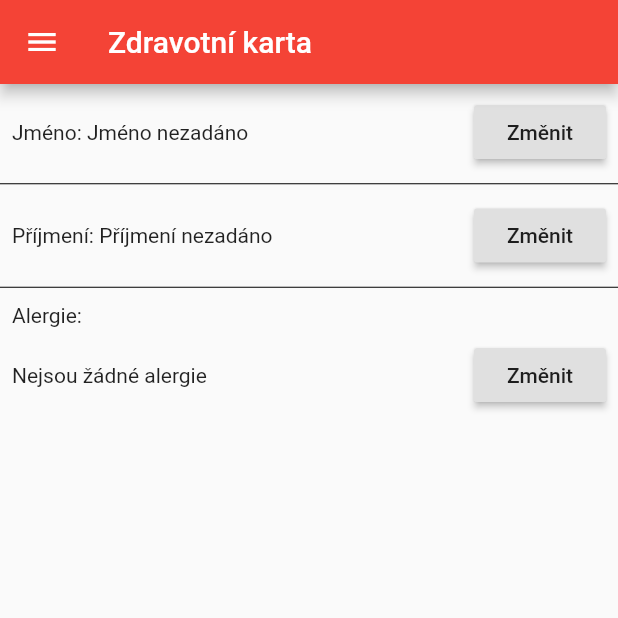
After one commit to strihja1/zachranka, a Flutter app: the screen it shows after launch, in the side drawer, after a tap on "Zdravotní karta", on a phone screen of 412 x 824 dp, the top half of it. The commit adds this screen. Run offline on Flutter 3.47's test engine with Material 2 defaults, Android fonts, the phone set to English and light mode, and no system bars; our stand-ins replace geolocator, google_maps_flutter, shared_preferences; missing offline and left inert: all_sensors, call_number, geocoder; generated files the repository leaves out were written again.

Commit message:
user card

```diff
--- a/lib/main.dart
+++ b/lib/main.dart
@@ -6,6 +6,7 @@ import 'package:zachranka/pages/map_of_drugstores.dart';
 import 'package:zachranka/pages/map_of_hospitals.dart';
 import 'package:zachranka/pages/suffocate.dart';
 import 'package:zachranka/pages/unconcious.dart';
+import 'package:zachranka/pages/user_card.dart';
 
 void main() => runApp(MaterialApp(
       initialRoute: '/',
@@ -17,5 +18,6 @@ void main() => runApp(MaterialApp(
         '/first_aid': (context) => FirstAid(),
         '/unconscious': (context) => Unconsious(),
         '/suffocate': (context) => Suffocate(),
+        '/user_card': (context) => UserCard(),
       },
     ));
--- a/lib/pages/drawer.dart
+++ b/lib/pages/drawer.dart
@@ -40,6 +40,12 @@ class _AppDrawerState extends State<AppDrawer> {
               Navigator.pushReplacementNamed(context, '/first_aid');
             },
           ),
+          ListTile(
+            title: const Text('Zdravotní karta'),
+            onTap: () {
+              Navigator.pushReplacementNamed(context, '/user_card');
+            },
+          ),
         ],
       ),
     );
--- a/lib/pages/home.dart
+++ b/lib/pages/home.dart
@@ -35,13 +35,13 @@ class _HomeState extends State<Home> {
     return position;
   }
 
-
   double _proximity;
   double _userAccelerometerX;
   double _userAccelerometerY;
   double _userAccelerometerZ;
-  List<StreamSubscription<dynamic>> _streamSubscriptions = <StreamSubscription<dynamic>>[];
-
+  List<StreamSubscription<dynamic>> _streamSubscriptions =
+      <StreamSubscription<dynamic>>[];
+  Timer timer;
 
   @override
   void initState() {
@@ -49,11 +49,13 @@ class _HomeState extends State<Home> {
     getPosition();
     initAccelometerState();
     initProximityState();
+    timer = Timer.periodic(Duration(seconds: 1), (Timer t) => getPosition());
   }
 
   @override
   void dispose() {
     super.dispose();
+    timer?.cancel();
     for (StreamSubscription<dynamic> subscription in _streamSubscriptions) {
       subscription.cancel();
     }
@@ -68,7 +70,8 @@ class _HomeState extends State<Home> {
   }
 
   void initAccelometerState() async {
-    _streamSubscriptions.add(userAccelerometerEvents.listen((UserAccelerometerEvent event) {
+    _streamSubscriptions
+        .add(userAccelerometerEvents.listen((UserAccelerometerEvent event) {
       setState(() {
         _userAccelerometerX = event.x;
         _userAccelerometerY = event.y;
@@ -90,9 +93,9 @@ class _HomeState extends State<Home> {
             _userAccelerometerY < -5 ||
             _userAccelerometerZ > 5 ||
             _userAccelerometerZ < -5) {
-          if(calling == false){
-          _initCall();
-          calling = false;
+          if (calling == false) {
+            _initCall();
+            calling = false;
           }
         }
         return RawMaterialButton(
--- /dev/null
+++ b/lib/pages/user_card.dart
@@ -0,0 +1,267 @@
+import 'package:flutter/material.dart';
+import 'package:shared_preferences/shared_preferences.dart';
+import 'package:zachranka/pages/drawer.dart';
+
+class UserCard extends StatefulWidget {
+  @override
+  _UserCardState createState() => _UserCardState();
+}
+
+class _UserCardState extends State<UserCard> {
+  TextEditingController _textFieldControllerName;
+  TextEditingController _textFieldControllerSurname;
+  TextEditingController _textFieldControllerAllergies;
+  String name = "Nezadáno";
+  String surname = "Nezadáno";
+  String allergies = "Nezadáno";
+
+  @override
+  void initState() {
+    super.initState();
+    _textFieldControllerName = TextEditingController();
+    _readName();
+    _textFieldControllerSurname = TextEditingController();
+    _readSurname();
+    _textFieldControllerAllergies = TextEditingController();
+
+    _readAllergies();
+  }
+
+  @override
+  Widget build(BuildContext context) {
+    double c_height = MediaQuery.of(context).size.height * 0.8;
+    return Scaffold(
+      appBar: AppBar(
+        title: const Text('Zdravotní karta'),
+        backgroundColor: Colors.red,
+      ),
+      drawer: AppDrawer(),
+      body: Container(
+        height: c_height,
+        child: Column(children: <Widget>[
+          Row(
+            mainAxisAlignment: MainAxisAlignment.spaceBetween,
+            children: <Widget>[
+              Padding(
+                padding: const EdgeInsets.all(8.0),
+                child: Text("Jméno: $name"),
+              ),
+              Padding(
+                padding: const EdgeInsets.all(8.0),
+                child: RaisedButton(
+                  child: Text('Změnit'),
+                  onPressed: () {
+                    _showDialogNameEdit();
+                  },
+                ),
+              ),
+            ],
+          ),
+          Divider(
+            height: 5,
+            color: Colors.black,
+          ),
+          Row(
+            mainAxisAlignment: MainAxisAlignment.spaceBetween,
+            children: <Widget>[
+              Padding(
+                padding: const EdgeInsets.all(8.0),
+                child: Text("Příjmení: $surname"),
+              ),
+              Padding(
+                padding: const EdgeInsets.all(8.0),
+                child: RaisedButton(
+                  child: Text('Změnit'),
+                  onPressed: () {
+                    _showDialogSurnameEdit();
+                  },
+                ),
+              ),
+            ],
+          ),
+          Divider(
+            height: 5,
+            color: Colors.black,
+          ),
+          Row(
+            children: <Widget>[
+              Padding(
+                  padding: const EdgeInsets.only(top: 8.0, left: 8.0),
+                  child: Text("Alergie:")),
+            ],
+          ),
+          Row(
+            mainAxisAlignment: MainAxisAlignment.spaceBetween,
+            children: <Widget>[
+              Flexible(
+                child: Padding(
+                  padding: const EdgeInsets.symmetric(horizontal: 8.0),
+                  child: Text(allergies),
+                ),
+              ),
+              Padding(
+                padding: const EdgeInsets.all(8.0),
+                child: RaisedButton(
+                  child: Text('Změnit'),
+                  onPressed: () {
+                    _showDialogAllergiesEdit();
+                  },
+                ),
+              ),
+            ],
+          ),
+        ]),
+      ),
+    );
+  }
+
+  void _readName() async {
+    final prefs = await SharedPreferences.getInstance();
+    final key = 'my_name';
+    final value = prefs.getString(key) ?? 'Jméno nezadáno';
+    print(value);
+    setState(() {
+      name = value;
+    });
+  }
+
+  void _saveName(String name) async {
+    final prefs = await SharedPreferences.getInstance();
+    final key = 'my_name';
+    final value = name;
+    await prefs.setString(key, value);
+  }
+
+  Future<dynamic> _showDialogNameEdit() {
+    return showDialog(
+        child: Dialog(
+          child: Column(
+            mainAxisSize: MainAxisSize.min,
+            mainAxisAlignment: MainAxisAlignment.center,
+            children: <Widget>[
+              TextField(
+                decoration: InputDecoration(hintText: "Zadej jméno"),
+                controller: _textFieldControllerName..text = name,
+              ),
+              FlatButton(
+                child: Text("Uložit"),
+                onPressed: () {
+                  _saveName(_textFieldControllerName.text);
+                  setState(() {
+                    name = _textFieldControllerName.text;
+                  });
+                  Navigator.pop(context);
+                },
+              ),
+              FlatButton(
+                child: Text("Zrušit"),
+                onPressed: () {
+                  Navigator.pop(context);
+                },
+              )
+            ],
+          ),
+        ),
+        context: context);
+  }
+
+  void _readSurname() async {
+    final prefs = await SharedPreferences.getInstance();
+    final key = 'my_surname';
+    final value = prefs.getString(key) ?? 'Příjmení nezadáno';
+    print(value);
+    setState(() {
+      surname = value;
+    });
+  }
+
+  void _saveSurname(String surname) async {
+    final prefs = await SharedPreferences.getInstance();
+    final key = 'my_surname';
+    final value = surname;
+    await prefs.setString(key, value);
+  }
+
+  Future<dynamic> _showDialogSurnameEdit() {
+    return showDialog(
+        child: Dialog(
+          child: Column(
+            mainAxisAlignment: MainAxisAlignment.center,
+            mainAxisSize: MainAxisSize.min,
+            children: <Widget>[
+              TextField(
+                decoration: InputDecoration(hintText: "Zadej příjmení"),
+                controller: _textFieldControllerSurname..text = surname,
+              ),
+              FlatButton(
+                child: Text("Uložit"),
+                onPressed: () {
+                  _saveSurname(_textFieldControllerSurname.text);
+                  setState(() {
+                    surname = _textFieldControllerSurname.text;
+                  });
+                  Navigator.pop(context);
+                },
+              ),
+              FlatButton(
+                child: Text("Zrušit"),
+                onPressed: () {
+                  Navigator.pop(context);
+                },
+              )
+            ],
+          ),
+        ),
+        context: context);
+  }
+
+  void _readAllergies() async {
+    final prefs = await SharedPreferences.getInstance();
+    final key = 'my_allergies';
+    final value = prefs.getString(key) ?? 'Nejsou žádné alergie';
+    print(value);
+    setState(() {
+      allergies = value;
+    });
+  }
+
+  void _saveAllergies(String allergies) async {
+    final prefs = await SharedPreferences.getInstance();
+    final key = 'my_allergies';
+    final value = allergies;
+    await prefs.setString(key, value);
+  }
+
+  Future<dynamic> _showDialogAllergiesEdit() {
+    return showDialog(
+        child: Dialog(
+          child: Column(
+            mainAxisAlignment: MainAxisAlignment.center,
+            mainAxisSize: MainAxisSize.min,
+            children: <Widget>[
+              TextField(
+                decoration: InputDecoration(hintText: "Zadej alergie"),
+                controller: _textFieldControllerAllergies..text = allergies,
+              ),
+              FlatButton(
+                child: Text("Uložit"),
+                onPressed: () {
+                  _saveAllergies(_textFieldControllerAllergies.text);
+                  setState(() {
+                    allergies = _textFieldControllerAllergies.text;
+                  });
+                  Navigator.pop(context);
+                },
+              ),
+              FlatButton(
+                child: Text("Zrušit"),
+                onPressed: () {
+                  Navigator.pop(context);
+                },
+              )
+            ],
+          ),
+        ),
+        context: context);
+  }
+}
--- a/pubspec.yaml
+++ b/pubspec.yaml
@@ -35,6 +35,10 @@ dependencies:
   flutter_cache_manager: ^1.2.2
   proximity_plugin: ^1.0.2
   all_sensors: ^0.1.3
+  shared_preferences: ^0.4.3
+  flutter_bloc: ^4.0.0
+  form_bloc: ^0.14.0
+  flutter_form_bloc: ^0.14.0
 
 dev_dependencies:
   pedantic: ^1.4.0
```
Also changed, not shown: lib/pages/map_of_drugstores.dart (+10 -7 lines), lib/pages/map_of_hospitals.dart (+10 -6 lines), lib/pages/suffocate.dart (+23 -8 lines), lib/pages/unconcious.dart (+51 -21 lines), pubspec.lock.
